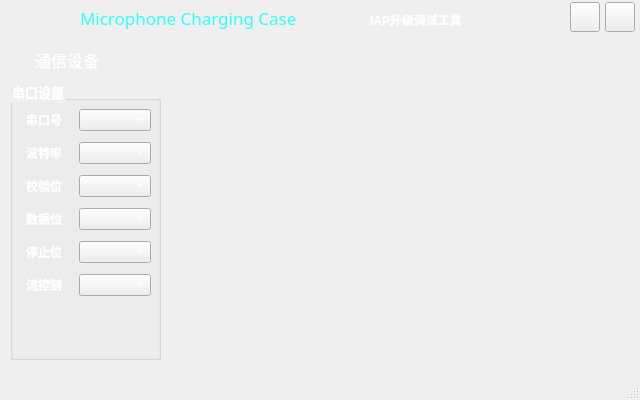
Before: the Qt Designer form Microphone_Case_Upgrade/mainwindow.ui in szhj123/Microphone_Case_CS32F031, drawn with Qt 5.
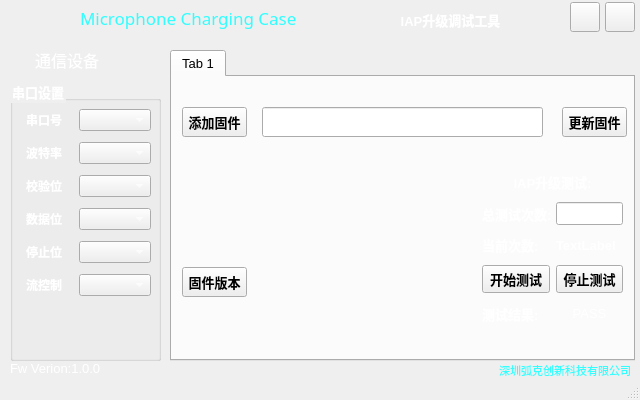
After: the same form once the commit is applied. Custom widgets are drawn as their Qt base class.

Patch:
```diff
--- a/Microphone_Case_Upgrade/mainwindow.ui
+++ b/Microphone_Case_Upgrade/mainwindow.ui
@@ -105,7 +105,7 @@
      <property name="font">
       <font>
        <family>Microsoft YaHei UI</family>
-       <pointsize>9</pointsize>
+       <pointsize>10</pointsize>
        <weight>75</weight>
        <bold>true</bold>
        <underline>false</underline>
@@ -120,6 +120,9 @@
      <property name="textFormat">
       <enum>Qt::AutoText</enum>
      </property>
+     <property name="alignment">
+      <set>Qt::AlignCenter</set>
+     </property>
     </widget>
     <widget class="QPushButton" name="btnClose">
      <property name="geometry">
@@ -163,7 +166,7 @@
       <x>10</x>
       <y>80</y>
       <width>151</width>
-      <height>280</height>
+      <height>281</height>
      </rect>
     </property>
     <property name="font">
@@ -325,6 +328,298 @@
       </item>
      </layout>
     </widget>
+    <widget class="MyBtn" name="widget" native="true">
+     <property name="geometry">
+      <rect>
+       <x>35</x>
+       <y>240</y>
+       <width>71</width>
+       <height>31</height>
+      </rect>
+     </property>
+    </widget>
+   </widget>
+   <widget class="QTabWidget" name="tabWidget">
+    <property name="geometry">
+     <rect>
+      <x>170</x>
+      <y>50</y>
+      <width>465</width>
+      <height>311</height>
+     </rect>
+    </property>
+    <property name="currentIndex">
+     <number>0</number>
+    </property>
+    <widget class="QWidget" name="tabFwUpgrade">
+     <property name="font">
+      <font>
+       <family>Microsoft JhengHei UI</family>
+       <weight>75</weight>
+       <bold>true</bold>
+      </font>
+     </property>
+     <attribute name="title">
+      <string>Tab 1</string>
+     </attribute>
+     <widget class="MyProgressBar" name="widget_2" native="true">
+      <property name="geometry">
+       <rect>
+        <x>100</x>
+        <y>90</y>
+        <width>211</width>
+        <height>161</height>
+       </rect>
+      </property>
+     </widget>
+     <widget class="QPushButton" name="pushButton">
+      <property name="geometry">
+       <rect>
+        <x>10</x>
+        <y>30</y>
+        <width>65</width>
+        <height>30</height>
+       </rect>
+      </property>
+      <property name="text">
+       <string>添加固件</string>
+      </property>
+     </widget>
+     <widget class="QLineEdit" name="lineEdit">
+      <property name="geometry">
+       <rect>
+        <x>90</x>
+        <y>30</y>
+        <width>281</width>
+        <height>30</height>
+       </rect>
+      </property>
+     </widget>
+     <widget class="QPushButton" name="pushButton_2">
+      <property name="geometry">
+       <rect>
+        <x>390</x>
+        <y>30</y>
+        <width>65</width>
+        <height>30</height>
+       </rect>
+      </property>
+      <property name="text">
+       <string>更新固件</string>
+      </property>
+     </widget>
+     <widget class="QPushButton" name="pushButton_3">
+      <property name="geometry">
+       <rect>
+        <x>10</x>
+        <y>190</y>
+        <width>65</width>
+        <height>30</height>
+       </rect>
+      </property>
+      <property name="text">
+       <string>固件版本</string>
+      </property>
+     </widget>
+     <widget class="QLabel" name="label_6">
+      <property name="geometry">
+       <rect>
+        <x>10</x>
+        <y>230</y>
+        <width>65</width>
+        <height>30</height>
+       </rect>
+      </property>
+      <property name="text">
+       <string/>
+      </property>
+     </widget>
+     <widget class="QWidget" name="gridLayoutWidget_2">
+      <property name="geometry">
+       <rect>
+        <x>310</x>
+        <y>90</y>
+        <width>141</width>
+        <height>161</height>
+       </rect>
+      </property>
+      <layout class="QGridLayout" name="gridLayout_2">
+       <item row="2" column="0">
+        <widget class="QLabel" name="label_11">
+         <property name="font">
+          <font>
+           <family>Microsoft YaHei UI</family>
+           <pointsize>10</pointsize>
+          </font>
+         </property>
+         <property name="styleSheet">
+          <string notr="true">color: rgb(255, 255, 255);</string>
+         </property>
+         <property name="text">
+          <string>当前次数:</string>
+         </property>
+        </widget>
+       </item>
+       <item row="4" column="1">
+        <widget class="QLabel" name="label_10">
+         <property name="font">
+          <font>
+           <family>Microsoft YaHei UI</family>
+           <pointsize>10</pointsize>
+           <weight>50</weight>
+           <bold>false</bold>
+          </font>
+         </property>
+         <property name="styleSheet">
+          <string notr="true">color: rgb(255, 255, 255);</string>
+         </property>
+         <property name="text">
+          <string>PASS</string>
+         </property>
+         <property name="alignment">
+          <set>Qt::AlignCenter</set>
+         </property>
+        </widget>
+       </item>
+       <item row="3" column="0">
+        <widget class="QPushButton" name="pushButton_4">
+         <property name="font">
+          <font>
+           <family>Microsoft JhengHei UI</family>
+           <pointsize>10</pointsize>
+           <weight>75</weight>
+           <bold>true</bold>
+          </font>
+         </property>
+         <property name="text">
+          <string>开始测试</string>
+         </property>
+        </widget>
+       </item>
+       <item row="0" column="0" colspan="2">
+        <widget class="QLabel" name="label_7">
+         <property name="font">
+          <font>
+           <family>Microsoft JhengHei UI</family>
+           <pointsize>10</pointsize>
+           <weight>75</weight>
+           <bold>true</bold>
+          </font>
+         </property>
+         <property name="styleSheet">
+          <string notr="true">color: rgb(255, 255, 255);</string>
+         </property>
+         <property name="text">
+          <string>IAP升级测试:</string>
+         </property>
+         <property name="alignment">
+          <set>Qt::AlignCenter</set>
+         </property>
+        </widget>
+       </item>
+       <item row="2" column="1">
+        <widget class="QLabel" name="label_13">
+         <property name="font">
+          <font>
+           <pointsize>10</pointsize>
+          </font>
+         </property>
+         <property name="styleSheet">
+          <string notr="true">color: rgb(255, 255, 255);</string>
+         </property>
+         <property name="text">
+          <string>TextLabel</string>
+         </property>
+        </widget>
+       </item>
+       <item row="3" column="1">
+        <widget class="QPushButton" name="pushButton_5">
+         <property name="text">
+          <string>停止测试</string>
+         </property>
+        </widget>
+       </item>
+       <item row="1" column="0">
+        <widget class="QLabel" name="label_8">
+         <property name="font">
+          <font>
+           <family>Microsoft YaHei UI</family>
+           <pointsize>10</pointsize>
+          </font>
+         </property>
+         <property name="styleSheet">
+          <string notr="true">color: rgb(255, 255, 255);</string>
+         </property>
+         <property name="text">
+          <string>总测试次数:</string>
+         </property>
+        </widget>
+       </item>
+       <item row="4" column="0">
+        <widget class="QLabel" name="label_9">
+         <property name="font">
+          <font>
+           <family>Microsoft JhengHei UI</family>
+           <pointsize>10</pointsize>
+           <weight>75</weight>
+           <bold>true</bold>
+          </font>
+         </property>
+         <property name="styleSheet">
+          <string notr="true">color: rgb(255, 255, 255);</string>
+         </property>
+         <property name="text">
+          <string>测试结果:</string>
+         </property>
+        </widget>
+       </item>
+       <item row="1" column="1">
+        <widget class="QLineEdit" name="lineEdit_2"/>
+       </item>
+      </layout>
+     </widget>
+    </widget>
+   </widget>
+   <widget class="QLabel" name="label_12">
+    <property name="geometry">
+     <rect>
+      <x>440</x>
+      <y>360</y>
+      <width>191</width>
+      <height>21</height>
+     </rect>
+    </property>
+    <property name="font">
+     <font>
+      <family>Microsoft JhengHei UI</family>
+      <pointsize>8</pointsize>
+     </font>
+    </property>
+    <property name="styleSheet">
+     <string notr="true">color: rgb(50,254,255)</string>
+    </property>
+    <property name="text">
+     <string>深圳弧克创新科技有限公司</string>
+    </property>
+    <property name="alignment">
+     <set>Qt::AlignRight|Qt::AlignTrailing|Qt::AlignVCenter</set>
+    </property>
+   </widget>
+   <widget class="QLabel" name="label_14">
+    <property name="geometry">
+     <rect>
+      <x>10</x>
+      <y>360</y>
+      <width>181</width>
+      <height>16</height>
+     </rect>
+    </property>
+    <property name="styleSheet">
+     <string notr="true">color: rgb(255,255,255)</string>
+    </property>
+    <property name="text">
+     <string>Fw Verion:1.0.0</string>
+    </property>
    </widget>
   </widget>
   <widget class="QMenuBar" name="menubar">
@@ -333,12 +628,26 @@
      <x>0</x>
      <y>0</y>
      <width>640</width>
-     <height>22</height>
+     <height>21</height>
     </rect>
    </property>
   </widget>
   <widget class="QStatusBar" name="statusbar"/>
  </widget>
+ <customwidgets>
+  <customwidget>
+   <class>MyBtn</class>
+   <extends>QWidget</extends>
+   <header location="global">mybtn.h</header>
+   <container>1</container>
+  </customwidget>
+  <customwidget>
+   <class>MyProgressBar</class>
+   <extends>QWidget</extends>
+   <header>myprogressbar.h</header>
+   <container>1</container>
+  </customwidget>
+ </customwidgets>
  <resources/>
  <connections/>
 </ui>
```
